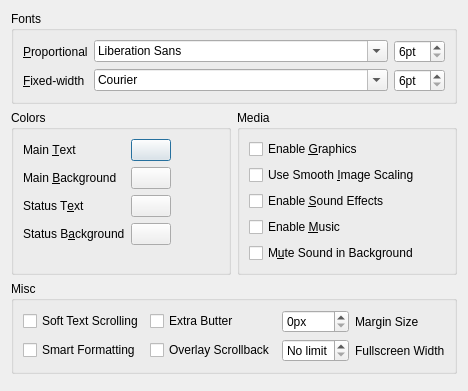
This is src/confdialog.ui in realnc/hugor as Qt 5 draws it before an edit. The edited form follows.
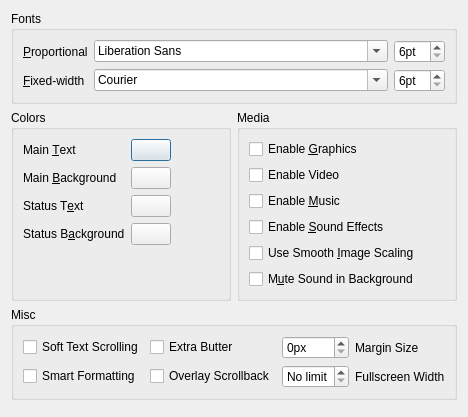
This is the edited form. Custom widgets are drawn as their Qt base class.

Commit message: Add support for videos, using QtGStreamer

```diff
--- a/src/confdialog.ui
+++ b/src/confdialog.ui
@@ -199,6 +199,27 @@
           </property>
          </widget>
         </item>
+        <item>
+         <widget class="QCheckBox" name="allowVideoCheckBox">
+          <property name="text">
+           <string>Enable Video</string>
+          </property>
+         </widget>
+        </item>
+        <item>
+         <widget class="QCheckBox" name="allowMusicCheckBox">
+          <property name="text">
+           <string>Enable &amp;Music</string>
+          </property>
+         </widget>
+        </item>
+        <item>
+         <widget class="QCheckBox" name="allowSoundEffectsCheckBox">
+          <property name="text">
+           <string>Enable &amp;Sound Effects</string>
+          </property>
+         </widget>
+        </item>
         <item>
          <widget class="QCheckBox" name="smoothScalingCheckBox">
           <property name="toolTip">
@@ -209,20 +230,6 @@
           </property>
          </widget>
         </item>
-        <item>
-         <widget class="QCheckBox" name="allowSoundEffectsCheckBox">
-          <property name="text">
-           <string>Enable &amp;Sound Effects</string>
-          </property>
-         </widget>
-        </item>
-        <item>
-         <widget class="QCheckBox" name="allowMusicCheckBox">
-          <property name="text">
-           <string>Enable &amp;Music</string>
-          </property>
-         </widget>
-        </item>
         <item>
          <widget class="QCheckBox" name="muteSoundCheckBox">
           <property name="toolTip">
```
The commit also changes 13 other files.
